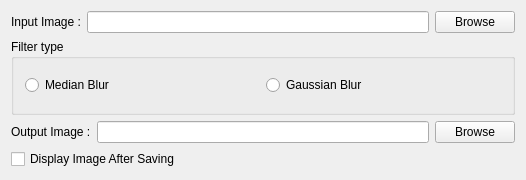
votientu/Computer-Vision-with-OpenCV-and-Qt, file Hello_Qt_OpenCV/mainwindow.ui: the form before one commit.
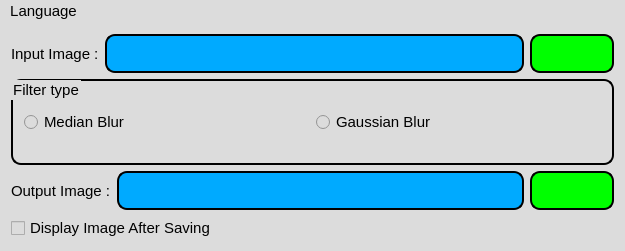
The form after the commit. Icons and pictures are not drawn.

Commit message: update translation modules in mainwindow

```diff
--- a/Hello_Qt_OpenCV/mainwindow.ui
+++ b/Hello_Qt_OpenCV/mainwindow.ui
@@ -6,12 +6,42 @@
    <rect>
     <x>0</x>
     <y>0</y>
-    <width>526</width>
-    <height>180</height>
+    <width>625</width>
+    <height>251</height>
    </rect>
   </property>
   <property name="windowTitle">
-   <string>MainWindow</string>
+   <string>Hello_Qt_OpenCV</string>
+  </property>
+  <property name="styleSheet">
+   <string notr="true">*
+{
+	font: 75 11pt;
+	background-color: rgb(220, 220, 220);
+}
+QPushButton, QLineEdit, QGroupBox
+{
+	border: 2px solid rgb(0, 0, 0);
+	border-radius: 10px;
+	min-width: 80px;
+	min-height: 35px;
+}
+QPushButton
+{
+	background-color: rgb(0, 255, 0);
+}
+QLineEdit
+{
+	background-color: rgb(0, 170, 255);
+}
+QPushButton:hover, QRadioButton:hover, QCheckBox:hover
+{
+	color: red;
+}
+QPushButton:!hover, QRadioButton:!hover, QCheckBox:!hover
+{
+	color: black;
+}</string>
   </property>
   <widget class="QWidget" name="centralWidget">
    <layout class="QVBoxLayout" name="verticalLayout">
@@ -29,8 +59,15 @@
       </item>
       <item>
        <widget class="QPushButton" name="inputPushButton">
+        <property name="styleSheet">
+         <string notr="true"/>
+        </property>
         <property name="text">
-         <string>Browse</string>
+         <string/>
+        </property>
+        <property name="icon">
+         <iconset>
+          <normaloff>:/images/search.png</normaloff>:/images/search.png</iconset>
         </property>
        </widget>
       </item>
@@ -73,8 +110,15 @@
       </item>
       <item>
        <widget class="QPushButton" name="outputPushButton">
+        <property name="styleSheet">
+         <string notr="true"/>
+        </property>
         <property name="text">
-         <string>Browse</string>
+         <string/>
+        </property>
+        <property name="icon">
+         <iconset>
+          <normaloff>:/images/search.png</normaloff>:/images/search.png</iconset>
         </property>
        </widget>
       </item>
@@ -89,6 +133,46 @@
     </item>
    </layout>
   </widget>
+  <widget class="QMenuBar" name="menuBar">
+   <property name="geometry">
+    <rect>
+     <x>0</x>
+     <y>0</y>
+     <width>625</width>
+     <height>23</height>
+    </rect>
+   </property>
+   <widget class="QMenu" name="menuLanguage">
+    <property name="title">
+     <string>Language</string>
+    </property>
+    <addaction name="actionEnglish"/>
+    <addaction name="actionFrench"/>
+    <addaction name="actionGerman"/>
+    <addaction name="actionTurkish"/>
+   </widget>
+   <addaction name="menuLanguage"/>
+  </widget>
+  <action name="actionFrench">
+   <property name="text">
+    <string>French</string>
+   </property>
+  </action>
+  <action name="actionGerman">
+   <property name="text">
+    <string>German</string>
+   </property>
+  </action>
+  <action name="actionTurkish">
+   <property name="text">
+    <string>Turkish</string>
+   </property>
+  </action>
+  <action name="actionEnglish">
+   <property name="text">
+    <string>English</string>
+   </property>
+  </action>
  </widget>
  <layoutdefault spacing="6" margin="11"/>
  <resources/>
```
